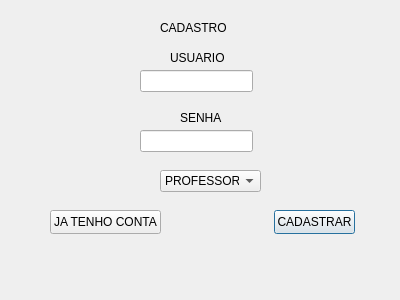
The window that GUI_BIBLIOTECA/registrationwindow.ui (gabriotz/Project-edoo) describes before a commit, drawn with Qt 5.
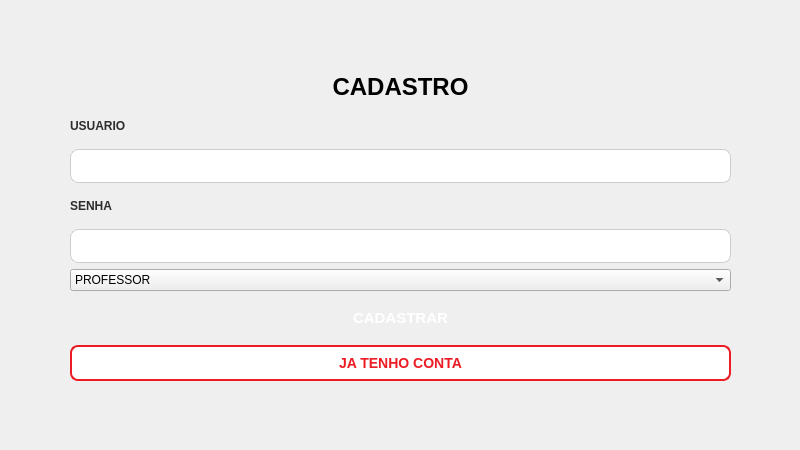
The same window after the commit. Icons and pictures are not drawn.

```diff
--- a/GUI_BIBLIOTECA/registrationwindow.ui
+++ b/GUI_BIBLIOTECA/registrationwindow.ui
@@ -6,80 +6,98 @@
    <rect>
     <x>0</x>
     <y>0</y>
-    <width>400</width>
-    <height>300</height>
+    <width>800</width>
+    <height>450</height>
    </rect>
   </property>
+  <property name="minimumSize">
+   <size>
+    <width>600</width>
+    <height>450</height>
+   </size>
+  </property>
+  <property name="maximumSize">
+   <size>
+    <width>1200</width>
+    <height>900</height>
+   </size>
+  </property>
   <property name="windowTitle">
    <string>Dialog</string>
   </property>
+  <widget class="QWidget" name="layoutWidget">
+   <property name="geometry">
+    <rect>
+     <x>70</x>
+     <y>70</y>
+     <width>661</width>
+     <height>311</height>
+    </rect>
+   </property>
+   <layout class="QVBoxLayout" name="verticalLayout">
+    <item>
   <widget class="QLabel" name="label">
-   <property name="geometry">
-    <rect>
-     <x>160</x>
-     <y>20</y>
-     <width>71</width>
-     <height>16</height>
-    </rect>
-   </property>
    <property name="text">
-    <string>CADASTRO</string>
-   </property>
-  </widget>
+       <string>&lt;html&gt;&lt;head/&gt;&lt;body&gt;&lt;p align=&quot;center&quot;&gt;&lt;span style=&quot; font-size:18pt; font-weight:700;&quot;&gt;CADASTRO&lt;/span&gt;&lt;/p&gt;&lt;/body&gt;&lt;/html&gt;</string>
+      </property>
+     </widget>
+    </item>
+    <item>
   <widget class="QLabel" name="label_2">
-   <property name="geometry">
-    <rect>
-     <x>170</x>
-     <y>50</y>
-     <width>71</width>
-     <height>16</height>
-    </rect>
-   </property>
    <property name="text">
-    <string>USUARIO</string>
-   </property>
-  </widget>
+       <string>&lt;html&gt;&lt;head/&gt;&lt;body&gt;&lt;p&gt;&lt;span style=&quot; font-weight:700; color:#2d2d2d;&quot;&gt;USUARIO&lt;/span&gt;&lt;/p&gt;&lt;/body&gt;&lt;/html&gt;</string>
+      </property>
+     </widget>
+    </item>
+    <item>
   <widget class="QLineEdit" name="loginLineEdit">
-   <property name="geometry">
-    <rect>
-     <x>140</x>
-     <y>70</y>
-     <width>113</width>
-     <height>22</height>
-    </rect>
-   </property>
-  </widget>
+      <property name="styleSheet">
+       <string notr="true">background-color: white;
+border: 1px solid #CCCCCC;
+padding: 8px;
+border-radius: 8px;
+color: #2D2D2D;
+outline: none; /* Remove a borda de foco padrão do SO */</string>
+      </property>
+     </widget>
+    </item>
+    <item>
   <widget class="QLabel" name="label_3">
-   <property name="geometry">
-    <rect>
-     <x>180</x>
-     <y>110</y>
-     <width>71</width>
-     <height>16</height>
-    </rect>
-   </property>
    <property name="text">
-    <string>SENHA</string>
-   </property>
-  </widget>
+       <string>&lt;html&gt;&lt;head/&gt;&lt;body&gt;&lt;p&gt;&lt;span style=&quot; font-weight:700; color:#2d2d2d;&quot;&gt;SENHA&lt;/span&gt;&lt;/p&gt;&lt;/body&gt;&lt;/html&gt;</string>
+      </property>
+     </widget>
+    </item>
+    <item>
   <widget class="QLineEdit" name="passwordLineEdit">
-   <property name="geometry">
-    <rect>
-     <x>140</x>
-     <y>130</y>
-     <width>113</width>
-     <height>22</height>
-    </rect>
-   </property>
-  </widget>
+      <property name="styleSheet">
+       <string notr="true">background-color: white;
+border: 1px solid #CCCCCC;
+padding: 8px;
+border-radius: 8px;
+color: #2D2D2D;
+outline: none; /* Remove a borda de foco padrão do SO */</string>
+      </property>
+     </widget>
+    </item>
+    <item>
   <widget class="QComboBox" name="accountTypeComboBox">
-   <property name="geometry">
-    <rect>
-     <x>160</x>
-     <y>170</y>
-     <width>101</width>
-     <height>22</height>
-    </rect>
+      <property name="styleSheet">
+       <string notr="true">background-color: white;
+border: 1px solid #CCCCCC;
+padding: 8px;
+border-radius: 8px;
+color: #2D2D2D;
+outline: none;
+
+/* Opcional: estilo da seta para baixo */
+QComboBox::drop-down {
+    border-left: 1px solid #CCCCCC;
+    width: 20px; /* Largura da área da seta */
+}
+QComboBox::down-arrow {
+    image: url(Caminho/Para/Sua/Seta.png); /* Se quiser um ícone personalizado */
+}</string>
    </property>
    <item>
     <property name="text">
@@ -92,31 +110,45 @@
     </property>
    </item>
   </widget>
+    </item>
+    <item>
   <widget class="QPushButton" name="registerButton">
-   <property name="geometry">
-    <rect>
-     <x>274</x>
-     <y>210</y>
-     <width>81</width>
-     <height>24</height>
-    </rect>
+      <property name="styleSheet">
+       <string notr="true">background: qlineargradient(
+    x1:0, y1:0, x2:1, y2:0,
+    stop:0 #8B0000, stop:1 #ED1C24
+);
+color: white;
+border: none;
+padding: 12px 20px;
+font-size: 15px;
+font-weight: bold;
+border-radius: 10px;
+text-align: center;
+</string>
    </property>
    <property name="text">
     <string>CADASTRAR</string>
    </property>
   </widget>
+    </item>
+    <item>
   <widget class="QPushButton" name="loginButton">
-   <property name="geometry">
-    <rect>
-     <x>50</x>
-     <y>210</y>
-     <width>111</width>
-     <height>24</height>
-    </rect>
+      <property name="styleSheet">
+       <string notr="true">background-color: white;
+color: #ED1C24;
+border: 2px solid #ED1C24;
+padding: 8px 16px;
+font-size: 14px;
+font-weight: bold;
+border-radius: 8px;</string>
    </property>
    <property name="text">
     <string>JA TENHO CONTA</string>
    </property>
+     </widget>
+    </item>
+   </layout>
   </widget>
  </widget>
  <resources/>
```
Lines whose indentation alone changed are shown as unchanged.
